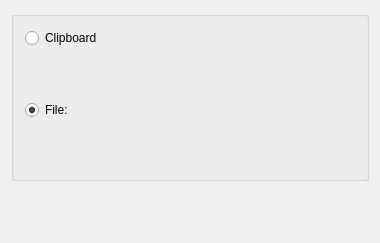
The window that sourceselect.ui (KDE/kgpg) describes before a commit, drawn with Qt 5.
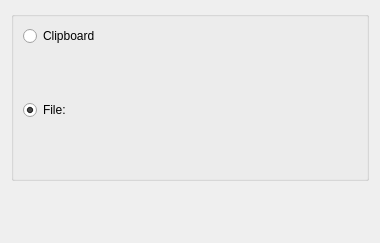
The same window after the commit. Custom widgets are drawn as their Qt base class.

```diff
--- a/sourceselect.ui
+++ b/sourceselect.ui
@@ -80,7 +80,6 @@
    </item>
   </layout>
  </widget>
- <layoutdefault spacing="6" margin="11" />
   <customwidgets>
   <customwidget>
    <class>KUrlRequester</class>
```
